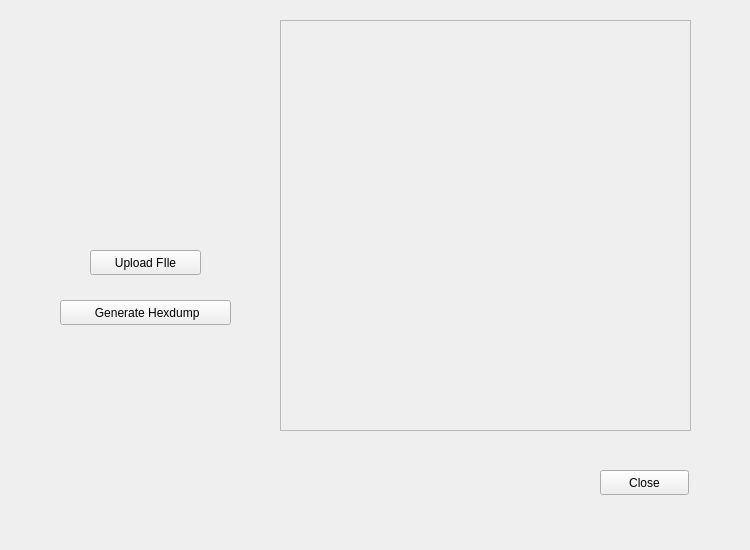
The window that Gabrielys/hexForm.ui (kevinrmedina/StegoCapstone) describes before a commit, drawn with Qt 5.
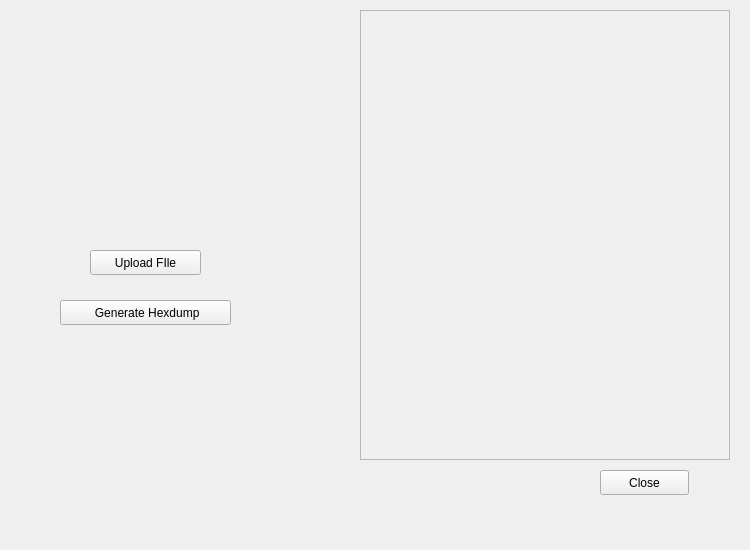
The same window after the commit. Icons and pictures are not drawn.

Commit message: Added scrollable area to Gabrielys/hex.py

```diff
--- a/Gabrielys/hexForm.ui
+++ b/Gabrielys/hexForm.ui
@@ -39,13 +39,26 @@
     <string>Upload FIle</string>
    </property>
   </widget>
-  <widget class="QScrollArea" name="scrollArea">
+  <widget class="QPushButton" name="pushButton">
    <property name="geometry">
     <rect>
-     <x>280</x>
-     <y>20</y>
-     <width>411</width>
-     <height>411</height>
+     <x>600</x>
+     <y>470</y>
+     <width>89</width>
+     <height>25</height>
+    </rect>
+   </property>
+   <property name="text">
+    <string>Close</string>
+   </property>
+  </widget>
+  <widget class="QScrollArea" name="carrierScrollArea">
+   <property name="geometry">
+    <rect>
+     <x>360</x>
+     <y>10</y>
+     <width>370</width>
+     <height>450</height>
     </rect>
    </property>
    <property name="widgetResizable">
@@ -56,38 +69,21 @@
      <rect>
       <x>0</x>
       <y>0</y>
-      <width>409</width>
-      <height>409</height>
+      <width>368</width>
+      <height>448</height>
      </rect>
     </property>
-    <widget class="QLabel" name="label">
-     <property name="geometry">
-      <rect>
-       <x>26</x>
-       <y>16</y>
-       <width>361</width>
-       <height>371</height>
-      </rect>
-     </property>
-     <property name="text">
-      <string/>
-     </property>
-    </widget>
+    <layout class="QGridLayout" name="gridLayout_3">
+     <item row="0" column="0">
+      <widget class="QLabel" name="label">
+       <property name="text">
+        <string>&lt;html&gt;&lt;head/&gt;&lt;body&gt;&lt;p&gt;&lt;img src=&quot;:/translation_images/hieroglyphics.jpg&quot;/&gt;&lt;/p&gt;&lt;/body&gt;&lt;/html&gt;</string>
+       </property>
+      </widget>
+     </item>
+    </layout>
    </widget>
   </widget>
-  <widget class="QPushButton" name="pushButton">
-   <property name="geometry">
-    <rect>
-     <x>600</x>
-     <y>470</y>
-     <width>89</width>
-     <height>25</height>
-    </rect>
-   </property>
-   <property name="text">
-    <string>Close</string>
-   </property>
-  </widget>
  </widget>
  <resources/>
  <connections/>
```
The commit also changes 5 other files.
